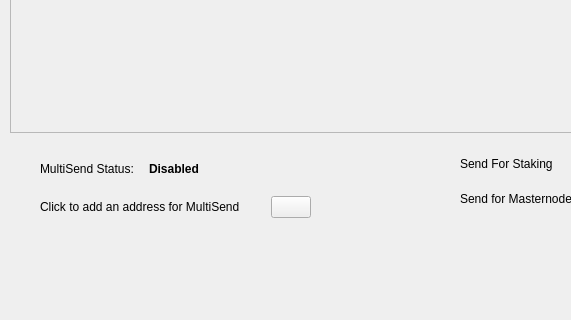
Before: the Qt Designer form src/qt/forms/multisenddialog.ui in SHTDJ/Bulwark, drawn with Qt 5; both pictures show x 0 to 571 and y 218 to 538 of the 777 by 538 pixel window.
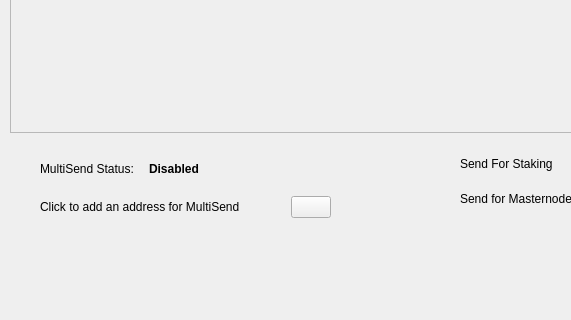
After: the same form once the commit is applied. Icons and pictures are not drawn.

```diff
--- a/src/qt/forms/multisenddialog.ui
+++ b/src/qt/forms/multisenddialog.ui
@@ -253,7 +253,7 @@
         </property>
         <property name="sizeHint" stdset="0">
          <size>
-          <width>120</width>
+          <width>100</width>
           <height>20</height>
          </size>
         </property>
```
